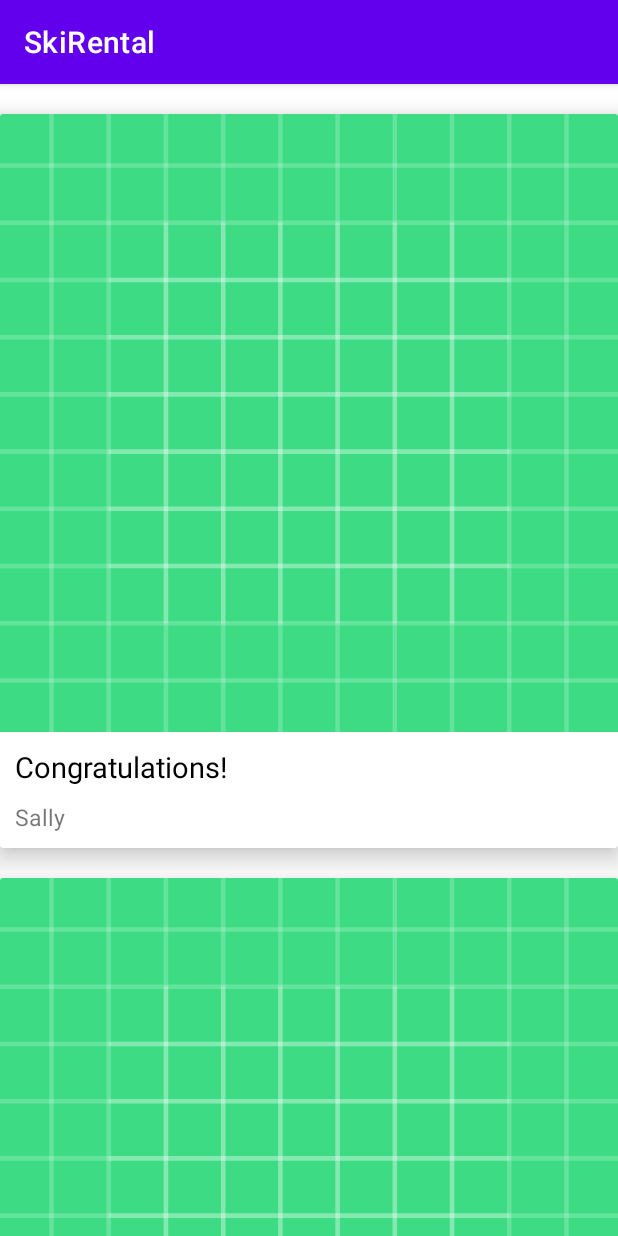
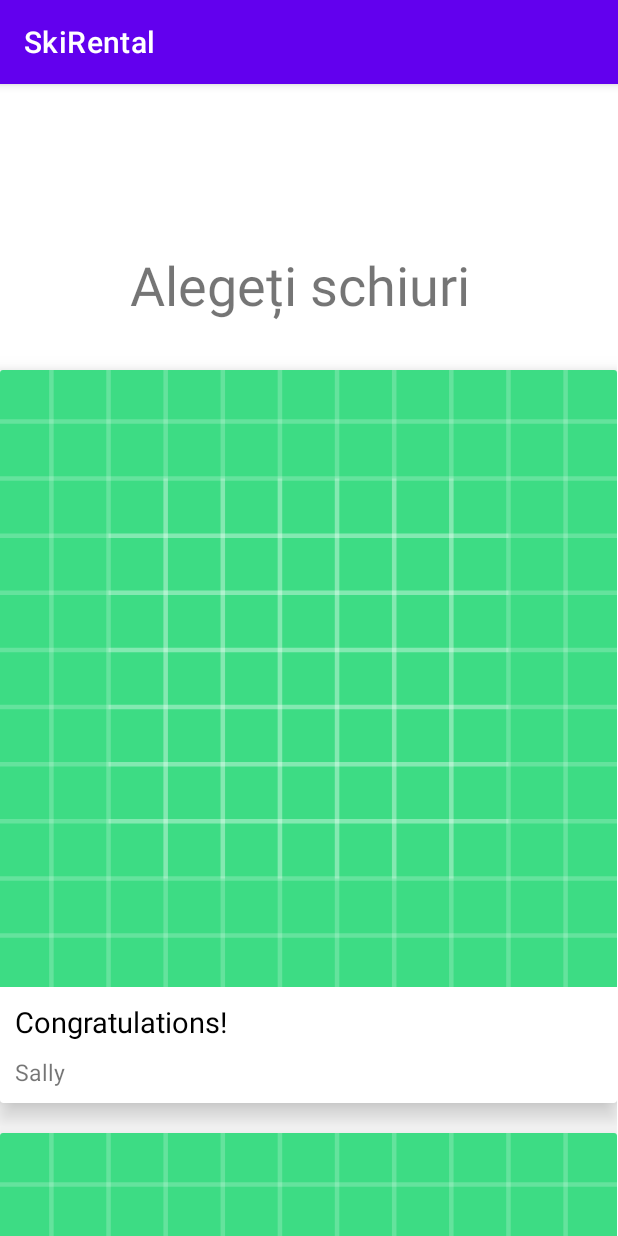
Before and after one commit to RiceanVlad/SkiRental, an Android app: the SkiuriActivity screen opened directly, with no data from a screen before it, on a phone screen of 412 x 824 dp. Run offline under Robolectric (Android 15) with nearby library versions, the phone set to English and light mode, and no system bars; pictures from the network do not load.

Commit message:
prima pereche de ski

```diff
--- a/app/src/main/java/com/example/skirental/DataSource.kt
+++ b/app/src/main/java/com/example/skirental/DataSource.kt
@@ -11,7 +11,7 @@ class DataSource {
                 PerecheSki(
                     "Congratulations!",
                     "You made it to the end of the course!\r\n\r\nNext we'll be building the REST API!",
-                    "https://raw.githubusercontent.com/RiceanVlad/SkiRental/main/app/src/main/res/imaginiSchiuri/ski2.PNG",
+                    "https://raw.githubusercontent.com/RiceanVlad/SkiRental/main/app/src/main/res/imaginiSchiuri/ski1.PNG",
                     "Sally"
                 )
             )
--- a/app/src/main/res/layout/activity_skiuri.xml
+++ b/app/src/main/res/layout/activity_skiuri.xml
@@ -7,11 +7,30 @@
     tools:context=".SkiuriActivity">
 
     <androidx.recyclerview.widget.RecyclerView
-        android:layout_width="match_parent"
-        android:layout_height="match_parent"
-        app:layout_constraintTop_toTopOf="parent"
+        android:id="@+id/recycler_view"
+        android:layout_width="411dp"
+        android:layout_height="597dp"
         app:layout_constraintBottom_toBottomOf="parent"
+        app:layout_constraintHorizontal_bias="0.0"
         app:layout_constraintLeft_toLeftOf="parent"
         app:layout_constraintRight_toRightOf="parent"
-        android:id="@+id/recycler_view"/>
+        app:layout_constraintTop_toTopOf="parent"
+        app:layout_constraintVertical_bias="1.0" />
+
+    <TextView
+        android:id="@+id/textViewAlegeSchiuri"
+        android:layout_width="342dp"
+        android:layout_height="50dp"
+        android:layout_marginStart="14dp"
+        android:layout_marginTop="6dp"
+        android:layout_marginEnd="16dp"
+        android:layout_marginBottom="11dp"
+        android:text="      Alegeți schiuri"
+        android:textSize="36sp"
+        app:layout_constraintBottom_toTopOf="@+id/recycler_view"
+        app:layout_constraintEnd_toEndOf="parent"
+        app:layout_constraintHorizontal_bias="0.512"
+        app:layout_constraintStart_toStartOf="parent"
+        app:layout_constraintTop_toTopOf="parent"
+        app:layout_constraintVertical_bias="1.0" />
 </androidx.constraintlayout.widget.ConstraintLayout>
```
Also changed, not shown: app/src/main/res/imaginiSchiuri/ski1.PNG (renamed from app/src/main/res/imaginiSchiuri/ski2.PNG).
